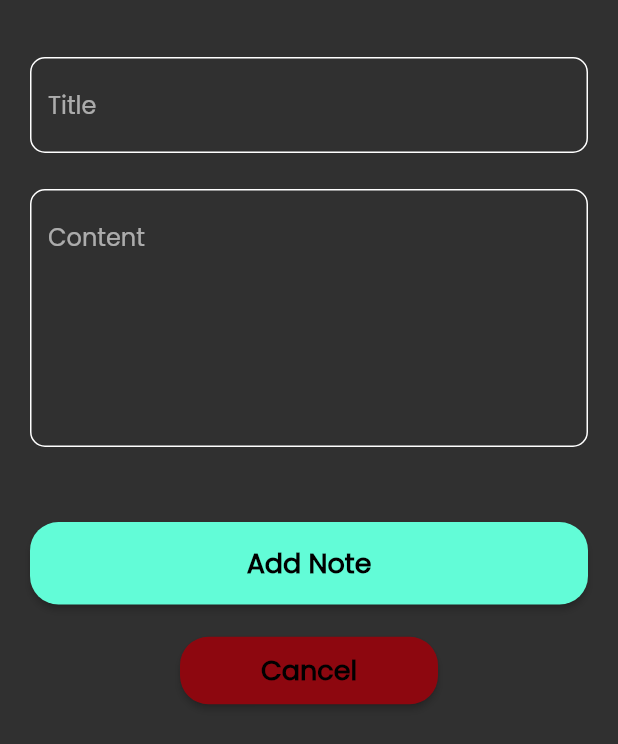
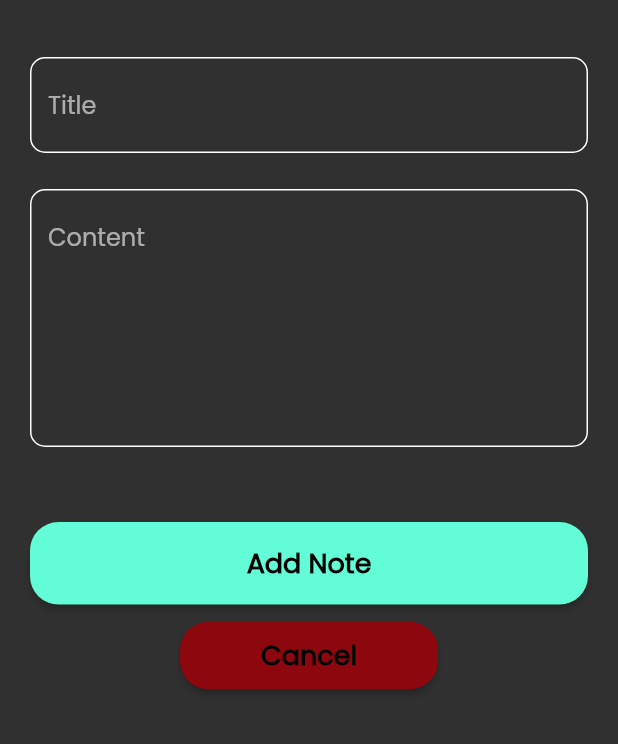
Before and after one commit to OmarAmeer96/notes_app, a Flutter app: the AddNoteBottomSheet widget shown alone on an empty page, opened directly, on a phone screen of 412 x 824 dp. Shown: the top 744 px of the screen. Run offline on Flutter 3.47's test engine with Material 2 defaults, Android fonts, the phone set to English and light mode, and no system bars; our stand-ins replace font_awesome_flutter.

Commit message:
Finish notes bottom sheet.

```diff
--- a/lib/views/widgets/add_note_bottom_sheet.dart
+++ b/lib/views/widgets/add_note_bottom_sheet.dart
@@ -14,6 +14,7 @@ class AddNoteBottomSheet extends StatelessWidget {
         right: 20,
         left: 20,
       ),
+      child: SingleChildScrollView(
         child: Column(
           children: [
             const CustomTextField(
@@ -34,7 +35,7 @@ class AddNoteBottomSheet extends StatelessWidget {
               onPressed: () {},
             ),
             const SizedBox(
-            height: 20,
+              height: 10,
             ),
             Padding(
               padding: const EdgeInsets.symmetric(horizontal: 100),
@@ -47,7 +48,11 @@ class AddNoteBottomSheet extends StatelessWidget {
                 height: 45,
               ),
             ),
+            const SizedBox(
+              height: 20,
+            ),
           ],
+        ),
       ),
     );
   }
```
Lines whose indentation alone changed are shown as unchanged.
